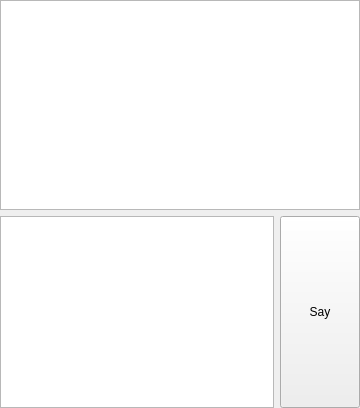
mrdeveloperdude/OctoMY, file src/libs/libcore/ui/SpeechControlWidget.ui: the form before one commit.
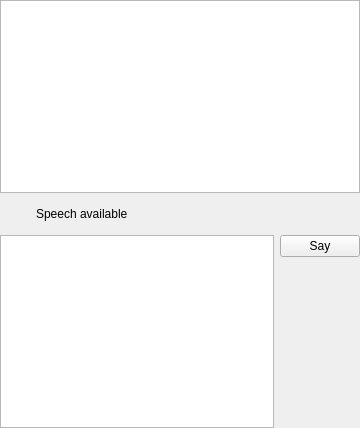
The form after the commit. Custom widgets are drawn as their Qt base class.

Commit message: added support for checking availability of voice, fixed some bugs

What changed in the file:
```diff
--- a/src/libs/libcore/ui/SpeechControlWidget.ui
+++ b/src/libs/libcore/ui/SpeechControlWidget.ui
@@ -7,7 +7,7 @@
     <x>0</x>
     <y>0</y>
     <width>360</width>
-    <height>408</height>
+    <height>428</height>
    </rect>
   </property>
   <property name="sizePolicy">
@@ -32,7 +32,40 @@
    <property name="bottomMargin">
     <number>0</number>
    </property>
-   <item row="0" column="0" colspan="2">
+   <item row="2" column="0" colspan="2">
+    <layout class="QHBoxLayout" name="horizontalLayout">
+     <item>
+      <widget class="LightWidget" name="widgetVoiceEnabledStatus" native="true">
+       <property name="sizePolicy">
+        <sizepolicy hsizetype="Minimum" vsizetype="Minimum">
+         <horstretch>0</horstretch>
+         <verstretch>0</verstretch>
+        </sizepolicy>
+       </property>
+       <property name="minimumSize">
+        <size>
+         <width>30</width>
+         <height>30</height>
+        </size>
+       </property>
+      </widget>
+     </item>
+     <item>
+      <widget class="QLabel" name="label">
+       <property name="sizePolicy">
+        <sizepolicy hsizetype="Expanding" vsizetype="Minimum">
+         <horstretch>0</horstretch>
+         <verstretch>0</verstretch>
+        </sizepolicy>
+       </property>
+       <property name="text">
+        <string>Speech available</string>
+       </property>
+      </widget>
+     </item>
+    </layout>
+   </item>
+   <item row="1" column="0" colspan="2">
     <widget class="LogWidget" name="logScrollHistory">
      <property name="sizePolicy">
       <sizepolicy hsizetype="Minimum" vsizetype="Expanding">
@@ -42,7 +75,37 @@
      </property>
     </widget>
    </item>
-   <item row="1" column="0">
+   <item row="3" column="1">
+    <layout class="QVBoxLayout" name="verticalLayout">
+     <item>
+      <widget class="QPushButton" name="pushButtonSay">
+       <property name="sizePolicy">
+        <sizepolicy hsizetype="Minimum" vsizetype="Minimum">
+         <horstretch>0</horstretch>
+         <verstretch>0</verstretch>
+        </sizepolicy>
+       </property>
+       <property name="text">
+        <string>Say</string>
+       </property>
+      </widget>
+     </item>
+     <item>
+      <spacer name="verticalSpacer">
+       <property name="orientation">
+        <enum>Qt::Vertical</enum>
+       </property>
+       <property name="sizeHint" stdset="0">
+        <size>
+         <width>20</width>
+         <height>40</height>
+        </size>
+       </property>
+      </spacer>
+     </item>
+    </layout>
+   </item>
+   <item row="3" column="0">
     <widget class="QPlainTextEdit" name="plainTextEditSpeechText">
      <property name="sizePolicy">
       <sizepolicy hsizetype="Expanding" vsizetype="Minimum">
@@ -52,26 +115,19 @@
      </property>
     </widget>
    </item>
-   <item row="1" column="1">
-    <widget class="QPushButton" name="pushButtonSay">
-     <property name="sizePolicy">
-      <sizepolicy hsizetype="Minimum" vsizetype="Minimum">
-       <horstretch>0</horstretch>
-       <verstretch>0</verstretch>
-      </sizepolicy>
-     </property>
-     <property name="text">
-      <string>Say</string>
-     </property>
-    </widget>
-   </item>
   </layout>
  </widget>
  <customwidgets>
   <customwidget>
    <class>LogWidget</class>
    <extends>QPlainTextEdit</extends>
-   <header>widgets/LogWidget.hpp</header>
+   <header location="global">widgets/LogWidget.hpp</header>
+  </customwidget>
+  <customwidget>
+   <class>LightWidget</class>
+   <extends>QWidget</extends>
+   <header location="global">widgets/LightWidget.hpp</header>
+   <container>1</container>
   </customwidget>
  </customwidgets>
  <resources/>
```
The commit also changes 21 other files.
